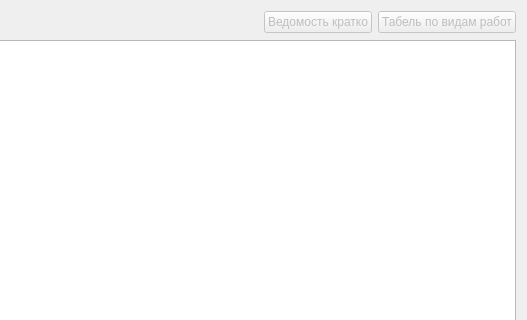
Before: the Qt Designer form formcalcwage.ui in Sergeyego/el_zp, drawn with Qt 5; both pictures show x 544 to 1071 and y 0 to 320 of the 1071 by 562 pixel window.
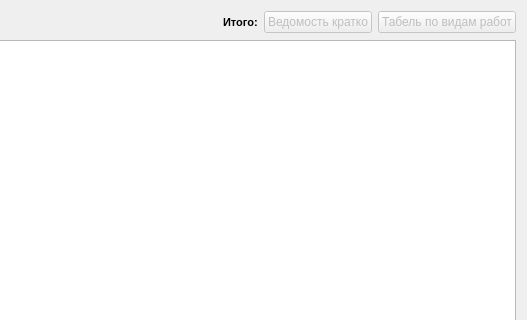
After: the same form once the commit is applied. Custom widgets are drawn as their Qt base class.

The edit to the form file:
```diff
--- a/formcalcwage.ui
+++ b/formcalcwage.ui
@@ -70,6 +70,20 @@
        </property>
       </spacer>
      </item>
+     <item>
+      <widget class="QLabel" name="labelItogo">
+       <property name="font">
+        <font>
+         <pointsize>8</pointsize>
+         <weight>75</weight>
+         <bold>true</bold>
+        </font>
+       </property>
+       <property name="text">
+        <string>Итого:</string>
+       </property>
+      </widget>
+     </item>
      <item>
       <widget class="QPushButton" name="pushButtonTabelShort">
        <property name="enabled">
```
